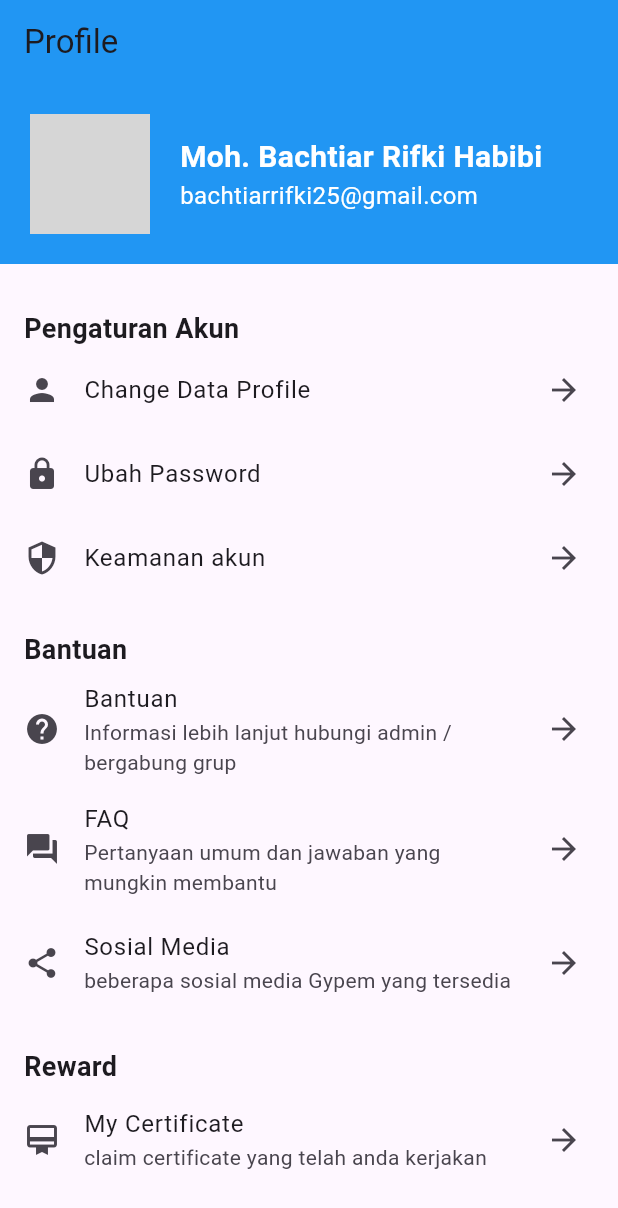
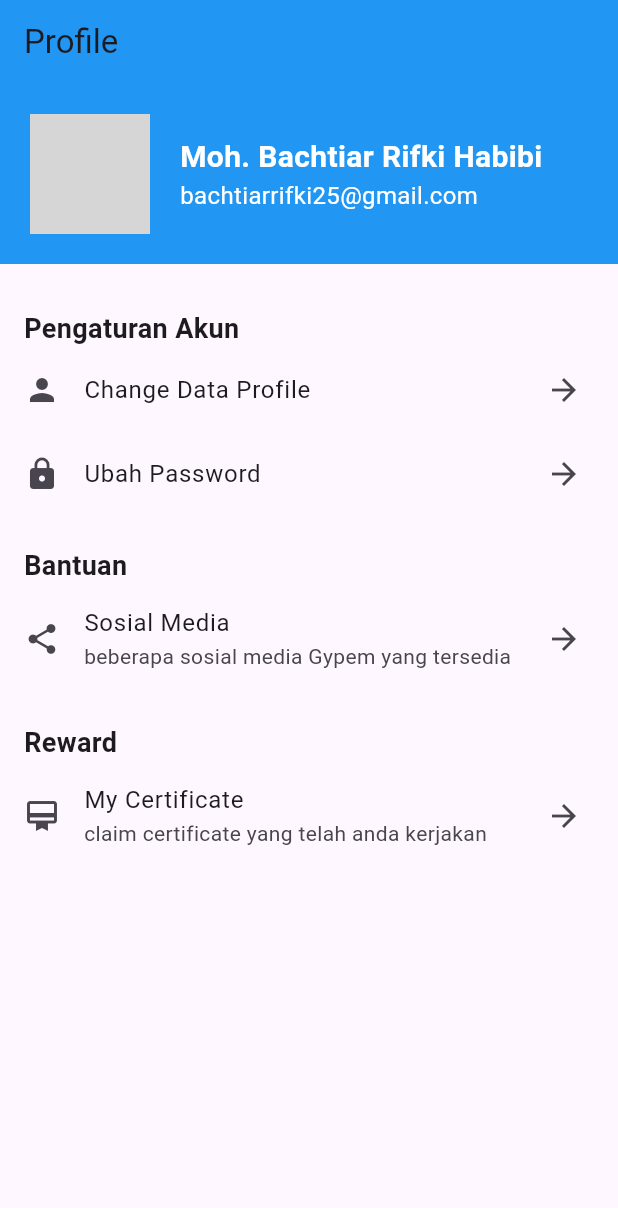
Before and after one commit to Sofyan0/gypem, a Flutter app: the ProfilePage screen opened directly, on a phone screen of 412 x 824 dp. Shown: the top 1208 px of the screen. Run offline on Flutter 3.47's test engine with Material 3 defaults, Android fonts, the phone set to English and light mode, and no system bars; our stand-ins replace firebase_auth, firebase_core; accounts and stored records are empty; grey boxes are pictures that could not be loaded.

Commit message:
ubah page profil

```diff
--- a/lib/pages/profile_page.dart
+++ b/lib/pages/profile_page.dart
@@ -81,34 +81,11 @@ class ProfilePage extends StatelessWidget {
                     );
                   },
                 ),
-                ListItem(
-                  icon: Icons.security,
-                  text: 'Keamanan akun',
-                  onTap: () {
-                    // Tambahkan aksi yang diinginkan
-                  },
-                ),
               ],
             ),
             Section(
               title: 'Bantuan',
               items: [
-                ListItem(
-                  icon: Icons.help,
-                  text: 'Bantuan',
-                  onTap: () {
-                    // Tambahkan aksi yang diinginkan
-                  },
-                  subtitle: 'Informasi lebih lanjut hubungi admin / bergabung grup',
-                ),
-                ListItem(
-                  icon: Icons.question_answer,
-                  text: 'FAQ',
-                  onTap: () {
-                    // Tambahkan aksi yang diinginkan
-                  },
-                  subtitle: 'Pertanyaan umum dan jawaban yang mungkin membantu',
-                ),
                 ListItem(
                   icon: Icons.share,
                   text: 'Sosial Media',
```
